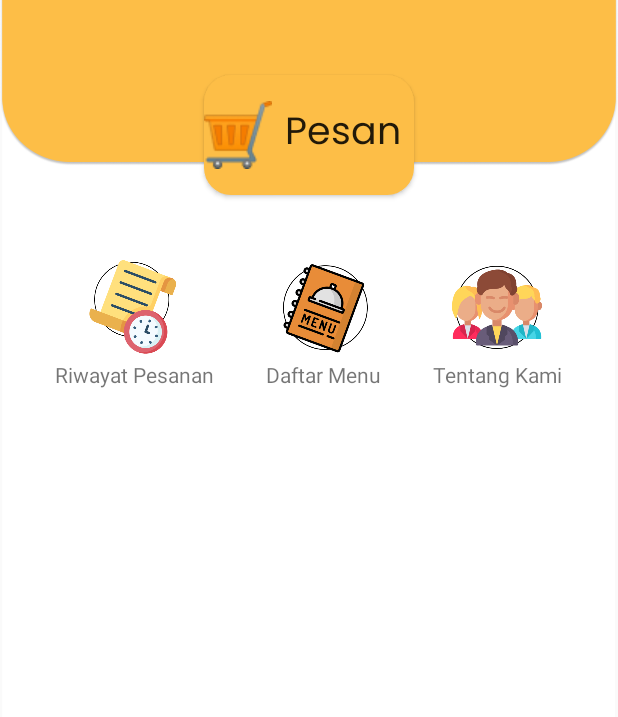
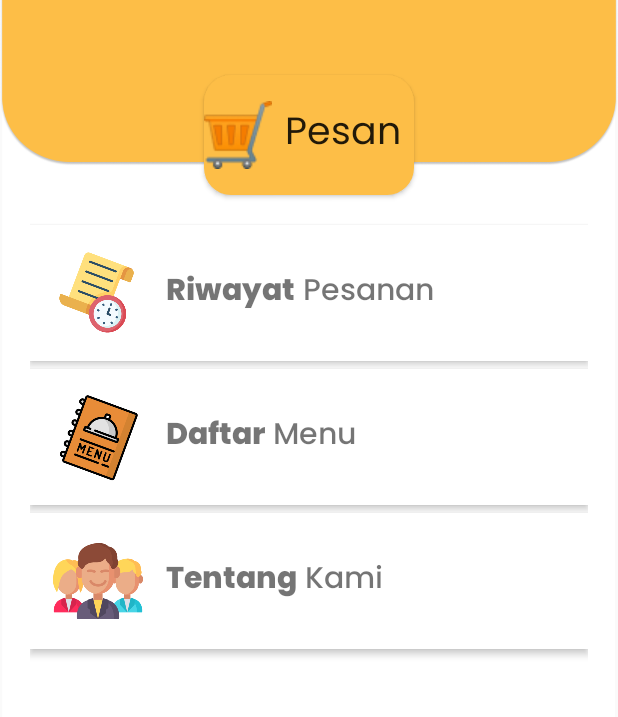
Before and after one commit to ahmadrioyo/projek_semester_4, an Android app: the home screen opened directly, with no data from a screen before it, on a phone screen of 412 x 824 dp, the part 474-1191 px from its top. Run offline under Robolectric (Android 15) with nearby library versions, the phone set to English and light mode, and no system bars.

Commit message:
front and fix

```diff
--- a/app/src/main/java/com/example/amplangan/MainActivity.java
+++ b/app/src/main/java/com/example/amplangan/MainActivity.java
@@ -23,6 +23,7 @@ public class MainActivity extends AppCompatActivity {
                 Intent resgisterIntent = new Intent(MainActivity.this, home.class);
                 startActivity(resgisterIntent);
                 overridePendingTransition(0,0);
+                finish();
             }
         });
 
@@ -33,6 +34,7 @@ public class MainActivity extends AppCompatActivity {
                 Intent resgisterIntent = new Intent(MainActivity.this, register.class);
                 startActivity(resgisterIntent);
                 overridePendingTransition(0,0);
+                finish();
             }
         });
 
--- a/app/src/main/java/com/example/amplangan/daftarmenu.java
+++ b/app/src/main/java/com/example/amplangan/daftarmenu.java
@@ -21,6 +21,7 @@ public class daftarmenu extends AppCompatActivity {
                 Intent resgisterIntent = new Intent(daftarmenu.this, home.class);
                 startActivity(resgisterIntent);
                 overridePendingTransition(0,0);
+                finish();
             }
         });
     }
--- a/app/src/main/java/com/example/amplangan/home.java
+++ b/app/src/main/java/com/example/amplangan/home.java
@@ -7,12 +7,12 @@ import android.os.Bundle;
 import android.view.View;
 import android.widget.Button;
 import android.widget.ImageView;
+import android.widget.LinearLayout;
 
 public class home extends AppCompatActivity {
     ImageView profil;
-    ImageView riwayatpesanan;
-    ImageView menu;
-    ImageView tentangkami;
+
+    LinearLayout riwayatpesanan, daftarmenu, tentangkami;
 
     @Override
     protected void onCreate(Bundle savedInstanceState) {
@@ -26,36 +26,40 @@ public class home extends AppCompatActivity {
                 Intent resgisterIntent = new Intent(home.this, profil.class);
                 startActivity(resgisterIntent);
                 overridePendingTransition(0,0);
+                finish();
             }
         });
 
-        riwayatpesanan = (ImageView) findViewById(R.id.riwayatpesanan);
+        riwayatpesanan = findViewById(R.id.riwayatpesanan);
         riwayatpesanan.setOnClickListener(new View.OnClickListener() {
             @Override
             public void onClick(View v) {
                 Intent resgisterIntent = new Intent(home.this, riwayatpesanan.class);
                 startActivity(resgisterIntent);
                 overridePendingTransition(0,0);
+                finish();
             }
         });
 
-        menu = (ImageView) findViewById(R.id.menu1);
-        menu.setOnClickListener(new View.OnClickListener() {
+        daftarmenu = findViewById(R.id.daftarmenu);
+        daftarmenu.setOnClickListener(new View.OnClickListener() {
             @Override
             public void onClick(View v) {
                 Intent resgisterIntent = new Intent(home.this, daftarmenu.class);
                 startActivity(resgisterIntent);
                 overridePendingTransition(0,0);
+                finish();
             }
         });
 
-        tentangkami = (ImageView) findViewById(R.id.tentangkami);
+        tentangkami = findViewById(R.id.tentangkami);
         tentangkami.setOnClickListener(new View.OnClickListener() {
             @Override
             public void onClick(View v) {
                 Intent resgisterIntent = new Intent(home.this, tentangkami.class);
                 startActivity(resgisterIntent);
                 overridePendingTransition(0,0);
+                finish();
             }
         });
     }
--- a/app/src/main/java/com/example/amplangan/profil.java
+++ b/app/src/main/java/com/example/amplangan/profil.java
@@ -2,6 +2,7 @@ package com.example.amplangan;
 
 import androidx.appcompat.app.AppCompatActivity;
 
+import android.app.Activity;
 import android.content.Intent;
 import android.os.Bundle;
 import android.view.View;
@@ -25,6 +26,7 @@ public class profil extends AppCompatActivity {
                 Intent resgisterIntent = new Intent(profil.this, home.class);
                 startActivity(resgisterIntent);
                 overridePendingTransition(0,0);
+                finish();
             }
         });
 
@@ -35,6 +37,7 @@ public class profil extends AppCompatActivity {
                 Intent resgisterIntent = new Intent(profil.this, home.class);
                 startActivity(resgisterIntent);
                 overridePendingTransition(0,0);
+                finish();
             }
         });
 
@@ -45,6 +48,7 @@ public class profil extends AppCompatActivity {
                 Intent resgisterIntent = new Intent(profil.this, home.class);
                 startActivity(resgisterIntent);
                 overridePendingTransition(0,0);
+                finish();
             }
         });
 
--- a/app/src/main/java/com/example/amplangan/register.java
+++ b/app/src/main/java/com/example/amplangan/register.java
@@ -34,6 +34,7 @@ public class register extends AppCompatActivity {
                 Intent resgisterIntent = new Intent(register.this, MainActivity.class);
                 startActivity(resgisterIntent);
                 overridePendingTransition(0,0);
+                finish();
             }
         });
     }
--- a/app/src/main/java/com/example/amplangan/riwayatpesanan.java
+++ b/app/src/main/java/com/example/amplangan/riwayatpesanan.java
@@ -22,6 +22,7 @@ public class riwayatpesanan extends AppCompatActivity {
                 Intent resgisterIntent = new Intent(riwayatpesanan.this, home.class);
                 startActivity(resgisterIntent);
                 overridePendingTransition(0,0);
+                finish();
             }
         });
     }
--- a/app/src/main/java/com/example/amplangan/tentangkami.java
+++ b/app/src/main/java/com/example/amplangan/tentangkami.java
@@ -22,6 +22,7 @@ public class tentangkami extends AppCompatActivity {
                 Intent resgisterIntent = new Intent(tentangkami.this, home.class);
                 startActivity(resgisterIntent);
                 overridePendingTransition(0,0);
+                finish();
             }
         });
     }
--- a/app/src/main/res/layout/activity_home.xml
+++ b/app/src/main/res/layout/activity_home.xml
@@ -56,63 +56,100 @@
         android:text="Pesan"
         android:textAllCaps="false"
         android:textSize="25sp" />
-
+    <RelativeLayout
+        android:layout_width="match_parent"
+        android:layout_height="20dp"/>
     <LinearLayout
+        android:id="@+id/riwayatpesanan"
+        android:padding="15dp"
+        android:elevation="3dp"
+        android:background="@color/white"
+        android:orientation="horizontal"
         android:layout_width="match_parent"
-        android:layout_height="wrap_content"
+        android:layout_height="wrap_content">
+        <ImageView
+            android:src="@drawable/menu1"
+            android:layout_width="60dp"
+            android:layout_height="60dp"/>
+        <TextView
+            android:layout_gravity="center"
+            android:textSize="20dp"
+            android:fontFamily="@font/poppinsextra"
+            android:layout_marginLeft="15dp"
+            android:text="Riwayat"
+            android:layout_width="wrap_content"
+            android:layout_height="wrap_content"/>
+        <TextView
+            android:layout_marginLeft="5dp"
+            android:layout_gravity="center"
+            android:textSize="20dp"
+            android:fontFamily="@font/poppinsmedium"
+            android:text="Pesanan"
+            android:layout_width="wrap_content"
+            android:layout_height="wrap_content"/>
+    </LinearLayout>
+    <RelativeLayout
+        android:layout_width="match_parent"
+        android:layout_height="5dp"/>
+    <LinearLayout
+        android:id="@+id/daftarmenu"
+        android:padding="15dp"
+        android:elevation="3dp"
+        android:background="@color/white"
         android:orientation="horizontal"
-        android:layout_marginVertical="40dp">
-        <LinearLayout
+        android:layout_width="match_parent"
+        android:layout_height="wrap_content">
+        <ImageView
+            android:src="@drawable/menu2"
+            android:layout_width="60dp"
+            android:layout_height="60dp"/>
+        <TextView
+            android:layout_gravity="center"
+            android:textSize="20dp"
+            android:fontFamily="@font/poppinsextra"
+            android:layout_marginLeft="15dp"
+            android:text="Daftar"
             android:layout_width="wrap_content"
-            android:layout_height="wrap_content"
-            android:orientation="vertical"
-            android:layout_weight="1">
-            <ImageView
-                android:id="@+id/riwayatpesanan"
-                android:layout_width="70dp"
-                android:layout_height="70dp"
-                android:layout_gravity="center"
-                android:src="@drawable/menu2"/>
-            <TextView
-                android:layout_width="wrap_content"
-                android:layout_height="wrap_content"
-                android:text="Riwayat Pesanan"
-                android:layout_gravity="center" />
-        </LinearLayout>
-        <LinearLayout
+            android:layout_height="wrap_content"/>
+        <TextView
+            android:layout_marginLeft="5dp"
+            android:layout_gravity="center"
+            android:textSize="20dp"
+            android:fontFamily="@font/poppinsmedium"
+            android:text="Menu"
             android:layout_width="wrap_content"
-            android:layout_height="wrap_content"
-            android:orientation="vertical"
-            android:layout_weight="1">
-            <ImageView
-                android:id="@+id/menu1"
-                android:layout_width="60dp"
-                android:layout_height="70dp"
-                android:layout_gravity="center"
-                android:src="@drawable/menu1"/>
-            <TextView
-                android:id="@+id/daftarmenu"
-                android:layout_width="wrap_content"
-                android:layout_height="match_parent"
-                android:text="Daftar Menu"
-                android:layout_gravity="center" />
-        </LinearLayout>
-        <LinearLayout
+            android:layout_height="wrap_content"/>
+    </LinearLayout>
+    <RelativeLayout
+        android:layout_width="match_parent"
+        android:layout_height="5dp"/>
+    <LinearLayout
+        android:id="@+id/tentangkami"
+        android:padding="15dp"
+        android:elevation="3dp"
+        android:background="@color/white"
+        android:orientation="horizontal"
+        android:layout_width="match_parent"
+        android:layout_height="wrap_content">
+        <ImageView
+            android:src="@drawable/menu3"
+            android:layout_width="60dp"
+            android:layout_height="60dp"/>
+        <TextView
+            android:layout_gravity="center"
+            android:textSize="20dp"
+            android:fontFamily="@font/poppinsextra"
+            android:layout_marginLeft="15dp"
+            android:text="Tentang"
             android:layout_width="wrap_content"
-            android:layout_height="wrap_content"
-            android:orientation="vertical"
-            android:layout_weight="1">
-            <ImageView
-                android:id="@+id/tentangkami"
-                android:layout_width="60dp"
-                android:layout_height="70dp"
-                android:layout_gravity="center"
-                android:src="@drawable/menu3"/>
-            <TextView
-                android:layout_width="wrap_content"
-                android:layout_height="wrap_content"
-                android:text="Tentang Kami"
-                android:layout_gravity="center" />
-        </LinearLayout>
+            android:layout_height="wrap_content"/>
+        <TextView
+            android:layout_marginLeft="5dp"
+            android:layout_gravity="center"
+            android:textSize="20dp"
+            android:fontFamily="@font/poppinsmedium"
+            android:text="Kami"
+            android:layout_width="wrap_content"
+            android:layout_height="wrap_content"/>
     </LinearLayout>
 </LinearLayout>
```
Also changed, not shown: app/src/main/res/layout/activity_daftarmenu.xml (+13 -17 lines), app/src/main/res/layout/activity_profil.xml (+17 -15 lines), app/src/main/res/layout/activity_riwayatpesanan.xml (+11 -16 lines), app/src/main/res/layout/activity_tentangkami.xml (+11 -15 lines), app/src/main/res/drawable/menu1.png, app/src/main/res/drawable/menu2.png, app/src/main/res/drawable/menu3.png, 1 other file.
